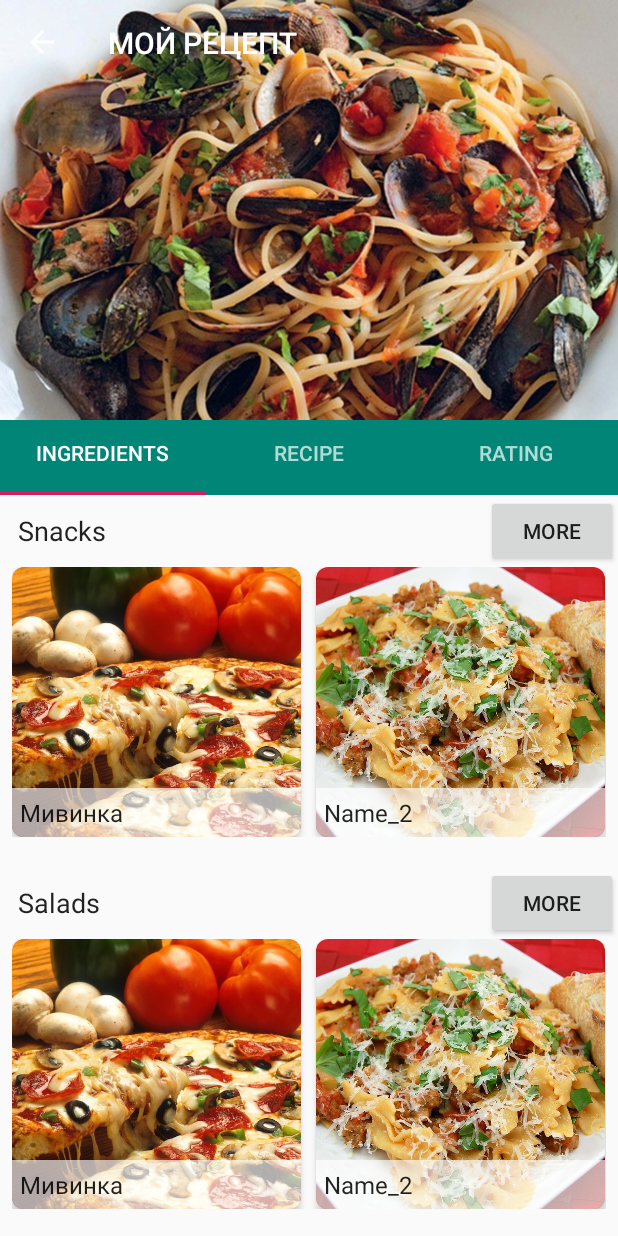
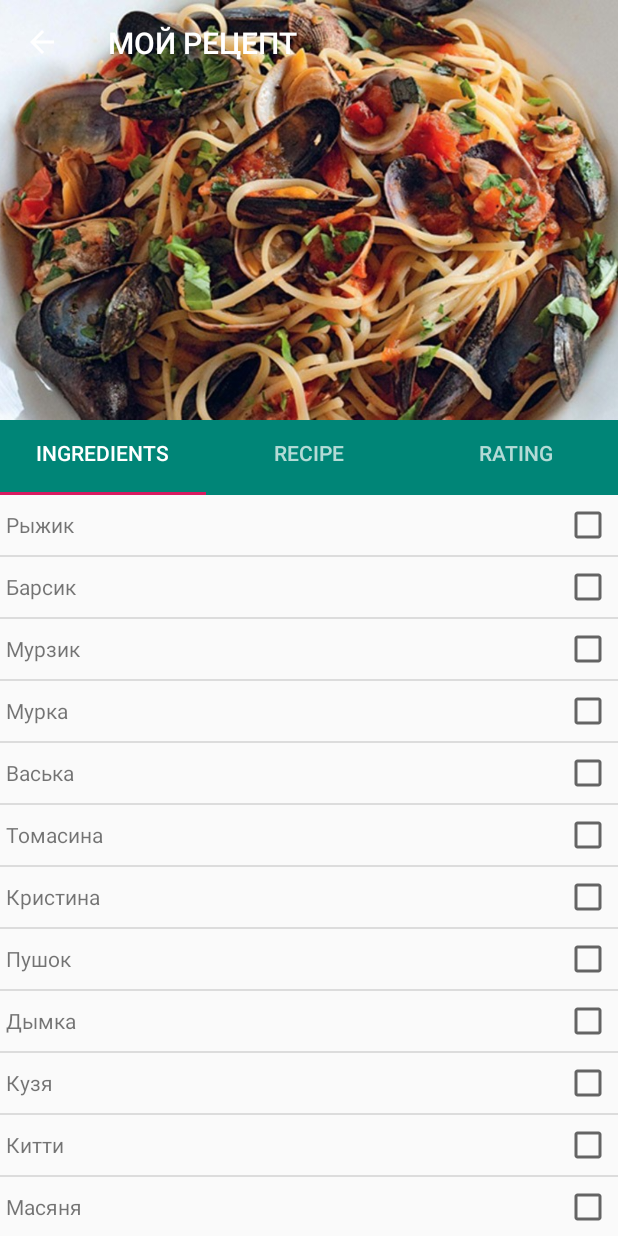
Before and after one commit to FutureAndroidDeveloper/Cookbook, an Android app: the DetailActivity screen opened directly, with no data from a screen before it, on a phone screen of 412 x 824 dp. Run offline under Robolectric (Android 15) with nearby library versions, the phone set to English and light mode, and no system bars.

Commit message:
Add IngredientsFragment with checked list

```diff
--- a/app/src/main/java/com/example/kirill/cookbook/DetailActivity.java
+++ b/app/src/main/java/com/example/kirill/cookbook/DetailActivity.java
@@ -54,7 +54,7 @@ public class DetailActivity extends AppCompatActivity {
         public Fragment getItem(int position) {
             switch (position) {
                 case 0:
-                    return new CategoriesFragment();
+                    return new IngredientsFragment();
                 case 1:
                     return new FavoriteFragment();
                 case 2:
--- /dev/null
+++ b/app/src/main/java/com/example/kirill/cookbook/IngredientsAdapter.java
@@ -0,0 +1,63 @@
+package com.example.kirill.cookbook;
+
+import android.content.Context;
+import android.view.LayoutInflater;
+import android.view.View;
+import android.view.ViewGroup;
+import android.widget.BaseAdapter;
+import android.widget.CheckBox;
+import android.widget.TextView;
+import android.widget.Toast;
+
+public class IngredientsAdapter extends BaseAdapter {
+    private String[] ingredients;
+    private int layout;
+    private LayoutInflater inflater;
+
+    public IngredientsAdapter(Context context, String[] ingredients, int layout) {
+        this.inflater= (LayoutInflater) context.getSystemService(Context.LAYOUT_INFLATER_SERVICE);
+        this.ingredients = ingredients;
+        this.layout = layout;
+    }
+
+    @Override
+    public int getCount() {
+        return ingredients.length;
+    }
+
+    @Override
+    public Object getItem(int position) {
+        return ingredients[position];
+    }
+
+    @Override
+    public long getItemId(int position) {
+        return position;
+    }
+
+    @Override
+    public View getView(int position, View convertView, ViewGroup parent) {
+
+        if (convertView == null) {
+            convertView = inflater.inflate(layout, parent, false);
+        }
+
+        final TextView listText = (TextView) convertView.findViewById(R.id.ingredient_text);
+        final CheckBox listCheck = (CheckBox) convertView.findViewById(R.id.ingredient_check);
+        listText.setText(ingredients[position]);
+        listCheck.setChecked(false);
+
+        convertView.setOnClickListener(new View.OnClickListener() {
+            @Override
+            public void onClick(View v) {
+
+                // Revers the checkbox
+                listCheck.setChecked(!listCheck.isChecked());
+
+                Toast.makeText(inflater.getContext(), "selected item: " + listText.getText(), Toast.LENGTH_SHORT).show();
+            }
+        });
+
+        return convertView;
+    }
+}
--- /dev/null
+++ b/app/src/main/java/com/example/kirill/cookbook/IngredientsFragment.java
@@ -0,0 +1,42 @@
+package com.example.kirill.cookbook;
+
+
+import android.os.Bundle;
+import android.support.v4.app.Fragment;
+import android.view.LayoutInflater;
+import android.view.View;
+import android.view.ViewGroup;
+import android.widget.AdapterView;
+import android.widget.CheckBox;
+import android.widget.ListView;
+import android.widget.TextView;
+import android.widget.Toast;
+
+
+/**
+ * A simple {@link Fragment} subclass.
+ */
+public class IngredientsFragment extends Fragment {
+
+    final String[] catNames = new String[]{"Рыжик", "Барсик", "Мурзик",
+            "Мурка", "Васька", "Томасина", "Кристина", "Пушок", "Дымка",
+            "Кузя", "Китти", "Масяня", "Симба"};
+
+    public IngredientsFragment() {
+        // Required empty public constructor
+    }
+
+
+    @Override
+    public View onCreateView(LayoutInflater inflater, ViewGroup container,
+                             Bundle savedInstanceState) {
+        // Inflate the layout for this fragment
+        View view = inflater.inflate(R.layout.fragment_ingredients, container, false);
+
+        ListView ingredientsList = (ListView) view.findViewById(R.id.list);
+        ingredientsList.setAdapter(new IngredientsAdapter(this.getContext(), catNames, R.layout.igredient_list_item));
+
+        return view;
+    }
+
+}
--- /dev/null
+++ b/app/src/main/res/layout/fragment_ingredients.xml
@@ -0,0 +1,18 @@
+<?xml version="1.0" encoding="utf-8"?>
+<android.support.v4.widget.NestedScrollView
+    xmlns:android="http://schemas.android.com/apk/res/android"
+    xmlns:tools="http://schemas.android.com/tools"
+    android:layout_width="match_parent"
+    android:layout_height="match_parent"
+    android:fillViewport="true"
+    tools:context=".IngredientsFragment">
+
+    <ListView
+        android:id="@+id/list"
+        android:layout_width="match_parent"
+        android:layout_height="match_parent"
+        android:choiceMode="multipleChoice"
+        android:drawSelectorOnTop="false"/>
+
+
+</android.support.v4.widget.NestedScrollView>
--- /dev/null
+++ b/app/src/main/res/layout/igredient_list_item.xml
@@ -0,0 +1,20 @@
+<?xml version="1.0" encoding="utf-8"?>
+<LinearLayout
+    xmlns:android="http://schemas.android.com/apk/res/android"
+    android:layout_width="match_parent"
+    android:layout_height="wrap_content"
+    android:padding="4dp"
+    android:orientation="horizontal">
+
+    <TextView
+        android:id="@+id/ingredient_text"
+        android:layout_width="0dp"
+        android:layout_height="wrap_content"
+        android:layout_weight="1"/>
+
+    <CheckBox
+        android:id="@+id/ingredient_check"
+        android:layout_width="wrap_content"
+        android:layout_height="wrap_content" />
+
+</LinearLayout>
--- a/app/src/main/res/values/strings.xml
+++ b/app/src/main/res/values/strings.xml
@@ -20,4 +20,7 @@
     <string name="desserts">Desserts</string>
     <string name="more">More</string>
 
+    <!-- TODO: Remove or change this placeholder text -->
+    <string name="hello_blank_fragment">Hello blank fragment</string>
+
 </resources>
```
